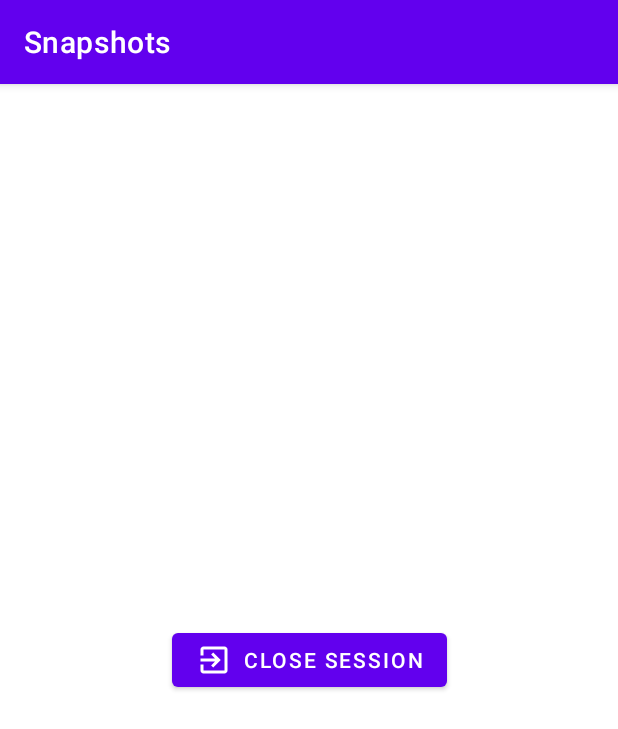
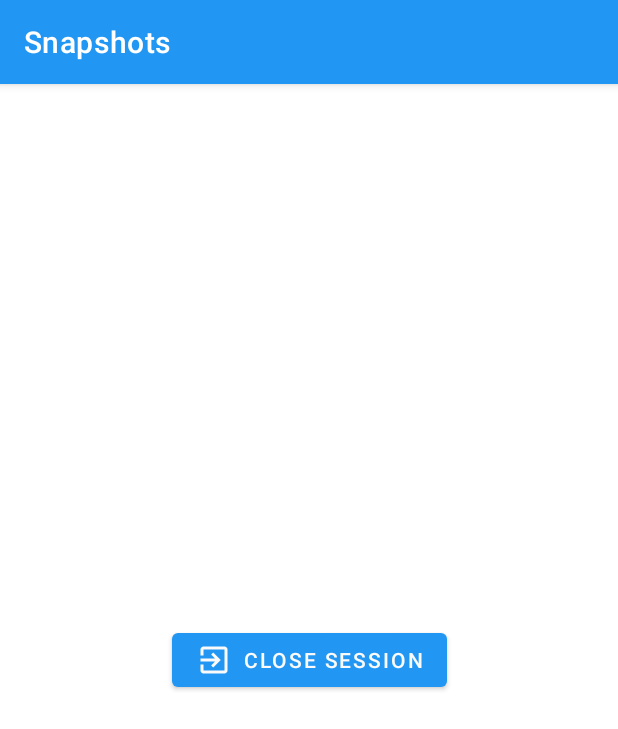
Before and after one commit to sickSamurai/Snapshots, an Android app: the fragment ProfileFragment shown on its own in the app's theme, on a phone screen of 412 x 824 dp. Shown: the top 729 px of the screen. Run offline under Robolectric (Android 15) with nearby library versions, the phone set to English and light mode, and no system bars; our stand-ins replace Firebase (no records; nobody signed in at launch, a user with empty details on screens opened directly).

Commit message:
app finished

```diff
--- a/app/src/main/AndroidManifest.xml
+++ b/app/src/main/AndroidManifest.xml
@@ -12,7 +12,7 @@
         android:roundIcon="@mipmap/ic_launcher_round"
         android:supportsRtl="true"
         android:theme="@style/Theme.Snapshots">
-        <activity android:name=".MainActivity"
+        <activity android:name=".main.MainActivity"
             android:exported="true">
             <intent-filter>
                 <action android:name="android.intent.action.MAIN" />
--- a/app/src/main/java/com/blackpanthers/snapshots/Reselectable.kt
+++ /dev/null
@@ -1,5 +0,0 @@
-package com.blackpanthers.snapshots
-
-interface Reselectable {
-  fun goToTop()
-}
--- a/app/src/main/java/com/blackpanthers/snapshots/Snapshot.kt
+++ b/app/src/main/java/com/blackpanthers/snapshots/db/Snapshot.kt
@@ -1,4 +1,4 @@
-package com.blackpanthers.snapshots
+package com.blackpanthers.snapshots.db
 
 import com.google.firebase.database.Exclude
 import com.google.firebase.database.IgnoreExtraProperties
--- a/app/src/main/java/com/blackpanthers/snapshots/MainActivity.kt
+++ b/app/src/main/java/com/blackpanthers/snapshots/main/MainActivity.kt
@@ -1,9 +1,13 @@
-package com.blackpanthers.snapshots
+package com.blackpanthers.snapshots.main
 
 import android.os.Bundle
 import androidx.appcompat.app.AppCompatActivity
 import androidx.fragment.app.Fragment
+import com.blackpanthers.snapshots.R
+import com.blackpanthers.snapshots.views.addModule.AddPhotoFragment
 import com.blackpanthers.snapshots.databinding.ActivityMainBinding
+import com.blackpanthers.snapshots.views.homeModule.HomeFragment
+import com.blackpanthers.snapshots.views.profileModule.ProfileFragment
 
 class MainActivity : AppCompatActivity() {
   lateinit var binding: ActivityMainBinding
--- a/app/src/main/java/com/blackpanthers/snapshots/FirebaseUtilities.kt
+++ b/app/src/main/java/com/blackpanthers/snapshots/utils/FirebaseUtilities.kt
@@ -1,4 +1,4 @@
-package com.blackpanthers.snapshots
+package com.blackpanthers.snapshots.utils
 
 import com.google.firebase.auth.FirebaseAuth
 import com.google.firebase.auth.FirebaseUser
@@ -16,8 +16,5 @@ class FirebaseUtilities {
 
     fun getCurrentUserUID(): String = FirebaseAuth.getInstance().currentUser?.uid!!
 
-    fun getCurrentUserName(): String = FirebaseAuth.getInstance().currentUser?.displayName!!
-
-    fun getCurrentUserEmail(): String = FirebaseAuth.getInstance().currentUser?.email!!
   }
 }
--- a/app/src/main/java/com/blackpanthers/snapshots/KeyboardHider.kt
+++ b/app/src/main/java/com/blackpanthers/snapshots/utils/KeyboardHider.kt
@@ -1,4 +1,4 @@
-package com.blackpanthers.snapshots
+package com.blackpanthers.snapshots.utils
 
 import android.app.Activity
 import android.content.Context
--- a/app/src/main/java/com/blackpanthers/snapshots/ImagePicker.kt
+++ b/app/src/main/java/com/blackpanthers/snapshots/views/addModule/ImagePicker.kt
@@ -1,4 +1,4 @@
-package com.blackpanthers.snapshots
+package com.blackpanthers.snapshots.views.addModule
 
 import android.app.Activity
 import android.content.Intent
--- a/app/src/main/java/com/blackpanthers/snapshots/HomeFragment.kt
+++ b/app/src/main/java/com/blackpanthers/snapshots/views/homeModule/HomeFragment.kt
@@ -1,4 +1,4 @@
-package com.blackpanthers.snapshots
+package com.blackpanthers.snapshots.views.homeModule
 
 import android.os.Bundle
 import android.view.LayoutInflater
@@ -8,6 +8,9 @@ import android.widget.Toast
 import androidx.fragment.app.Fragment
 import androidx.recyclerview.widget.LinearLayoutManager
 import androidx.recyclerview.widget.RecyclerView
+import com.blackpanthers.snapshots.utils.FirebaseUtilities
+import com.blackpanthers.snapshots.R
+import com.blackpanthers.snapshots.db.Snapshot
 import com.blackpanthers.snapshots.databinding.FragmentHomeBinding
 import com.blackpanthers.snapshots.databinding.ItemSnapshotBinding
 import com.bumptech.glide.Glide
--- /dev/null
+++ b/app/src/main/java/com/blackpanthers/snapshots/views/homeModule/Reselectable.kt
@@ -0,0 +1,5 @@
+package com.blackpanthers.snapshots.views.homeModule
+
+interface Reselectable {
+  fun goToTop()
+}
--- a/app/src/main/java/com/blackpanthers/snapshots/ProfileFragment.kt
+++ b/app/src/main/java/com/blackpanthers/snapshots/views/profileModule/ProfileFragment.kt
@@ -1,4 +1,4 @@
-package com.blackpanthers.snapshots
+package com.blackpanthers.snapshots.views.profileModule
 
 import android.os.Bundle
 import android.view.LayoutInflater
@@ -6,6 +6,8 @@ import android.view.View
 import android.view.ViewGroup
 import android.widget.Toast
 import androidx.fragment.app.Fragment
+import com.blackpanthers.snapshots.utils.FirebaseUtilities
+import com.blackpanthers.snapshots.R
 import com.blackpanthers.snapshots.databinding.FragmentProfileBinding
 import com.firebase.ui.auth.AuthUI
 
--- a/app/src/main/res/drawable/ic_exit_to_app.xml
+++ b/app/src/main/res/drawable/ic_exit_to_app.xml
@@ -3,7 +3,7 @@
     android:height="24dp"
     android:viewportWidth="24"
     android:viewportHeight="24"
-    android:tint="?attr/colorControlNormal">
+    android:tint="@color/grey_50">
   <path
       android:fillColor="@android:color/white"
       android:pathData="M10.09,15.59L11.5,17l5,-5 -5,-5 -1.41,1.41L12.67,11H3v2h9.67l-2.58,2.59zM19,3H5c-1.11,0 -2,0.9 -2,2v4h2V5h14v14H5v-4H3v4c0,1.1 0.89,2 2,2h14c1.1,0 2,-0.9 2,-2V5c0,-1.1 -0.9,-2 -2,-2z"/>
--- a/app/src/main/res/drawable/ic_image_search.xml
+++ b/app/src/main/res/drawable/ic_image_search.xml
@@ -3,7 +3,7 @@
     android:height="24dp"
     android:viewportWidth="24"
     android:viewportHeight="24"
-    android:tint="?attr/colorPrimary">
+    android:tint="?attr/colorPrimaryVariant">
   <path
       android:fillColor="@android:color/white"
       android:pathData="M18,13v7L4,20L4,6h5.02c0.05,-0.71 0.22,-1.38 0.48,-2L4,4c-1.1,0 -2,0.9 -2,2v14c0,1.1 0.9,2 2,2h14c1.1,0 2,-0.9 2,-2v-5l-2,-2zM16.5,18h-11l2.75,-3.53 1.96,2.36 2.75,-3.54zM19.3,8.89c0.44,-0.7 0.7,-1.51 0.7,-2.39C20,4.01 17.99,2 15.5,2S11,4.01 11,6.5s2.01,4.5 4.49,4.5c0.88,0 1.7,-0.26 2.39,-0.7L21,13.42 22.42,12 19.3,8.89zM15.5,9C14.12,9 13,7.88 13,6.5S14.12,4 15.5,4 18,5.12 18,6.5 16.88,9 15.5,9z"/>
--- a/app/src/main/res/layout/activity_main.xml
+++ b/app/src/main/res/layout/activity_main.xml
@@ -4,7 +4,7 @@
     xmlns:tools="http://schemas.android.com/tools"
     android:layout_width="match_parent"
     android:layout_height="match_parent"
-    tools:context=".MainActivity">
+    tools:context=".main.MainActivity">
 
     <com.google.android.material.bottomnavigation.BottomNavigationView
         android:id="@+id/bottom_nav_bar"
--- a/app/src/main/res/layout/fragment_home.xml
+++ b/app/src/main/res/layout/fragment_home.xml
@@ -4,7 +4,7 @@
     android:layout_width="match_parent"
     android:layout_height="match_parent"
     xmlns:app="http://schemas.android.com/apk/res-auto"
-    tools:context=".HomeFragment">
+    tools:context=".views.homeModule.HomeFragment">
 
     <androidx.recyclerview.widget.RecyclerView
         android:id="@+id/snapshot_list"
--- a/app/src/main/res/layout/fragment_profile.xml
+++ b/app/src/main/res/layout/fragment_profile.xml
@@ -4,7 +4,7 @@
     android:layout_width="match_parent"
     android:layout_height="match_parent"
     xmlns:app="http://schemas.android.com/apk/res-auto"
-    tools:context=".ProfileFragment">
+    tools:context=".views.profileModule.ProfileFragment">
 
     <com.google.android.material.textview.MaterialTextView
         android:id="@+id/text_name"
@@ -32,7 +32,9 @@
         android:layout_width="wrap_content"
         android:layout_height="wrap_content"
         app:icon="@drawable/ic_exit_to_app"
+        app:iconTint="?attr/colorOnPrimary"
         android:text="@string/btn_close_session_text"
+        android:textColor="?attr/colorOnPrimary"
         app:layout_constraintStart_toStartOf="parent"
         app:layout_constraintEnd_toEndOf="parent"
         app:layout_constraintTop_toTopOf="parent"
--- a/app/src/main/res/values/colors.xml
+++ b/app/src/main/res/values/colors.xml
@@ -7,4 +7,10 @@
     <color name="teal_700">#FF018786</color>
     <color name="black">#FF000000</color>
     <color name="white">#FFFFFFFF</color>
+    <color name="blue_500">#2196f3</color>
+    <color name="blue_500_dark">#0069c0</color>
+    <color name="blue_800">#1565c0</color>
+    <color name="blue_800_dark">#003c8f</color>
+    <color name="grey_50">#fafafa</color>
+    <color name="grey_900">#212121</color>
 </resources>
--- a/app/src/main/res/values/themes.xml
+++ b/app/src/main/res/values/themes.xml
@@ -2,13 +2,13 @@
     <!-- Base application theme. -->
     <style name="Theme.Snapshots" parent="Theme.MaterialComponents.DayNight.DarkActionBar">
         <!-- Primary brand color. -->
-        <item name="colorPrimary">@color/purple_500</item>
-        <item name="colorPrimaryVariant">@color/purple_700</item>
-        <item name="colorOnPrimary">@color/white</item>
+        <item name="colorPrimary">@color/blue_500</item>
+        <item name="colorPrimaryVariant">@color/blue_500_dark</item>
+        <item name="colorOnPrimary">@color/grey_50</item>
         <!-- Secondary brand color. -->
-        <item name="colorSecondary">@color/teal_200</item>
-        <item name="colorSecondaryVariant">@color/teal_700</item>
-        <item name="colorOnSecondary">@color/black</item>
+        <item name="colorSecondary">@color/blue_800</item>
+        <item name="colorSecondaryVariant">@color/blue_800_dark</item>
+        <item name="colorOnSecondary">@color/grey_50</item>
         <!-- Status bar color. -->
         <item name="android:statusBarColor" tools:targetApi="l">?attr/colorPrimaryVariant</item>
         <!-- Customize your theme here. -->
```
Also changed, not shown: app/src/main/java/com/blackpanthers/snapshots/main/LoginLauncher.kt (renamed from app/src/main/java/com/blackpanthers/snapshots/LoginLauncher.kt, +5 -2 lines), app/src/main/java/com/blackpanthers/snapshots/views/addModule/AddPhotoFragment.kt (renamed from app/src/main/java/com/blackpanthers/snapshots/AddPhotoFragment.kt, +16 -4 lines), app/src/main/res/layout/fragment_add_photo.xml (+4 -4 lines).
